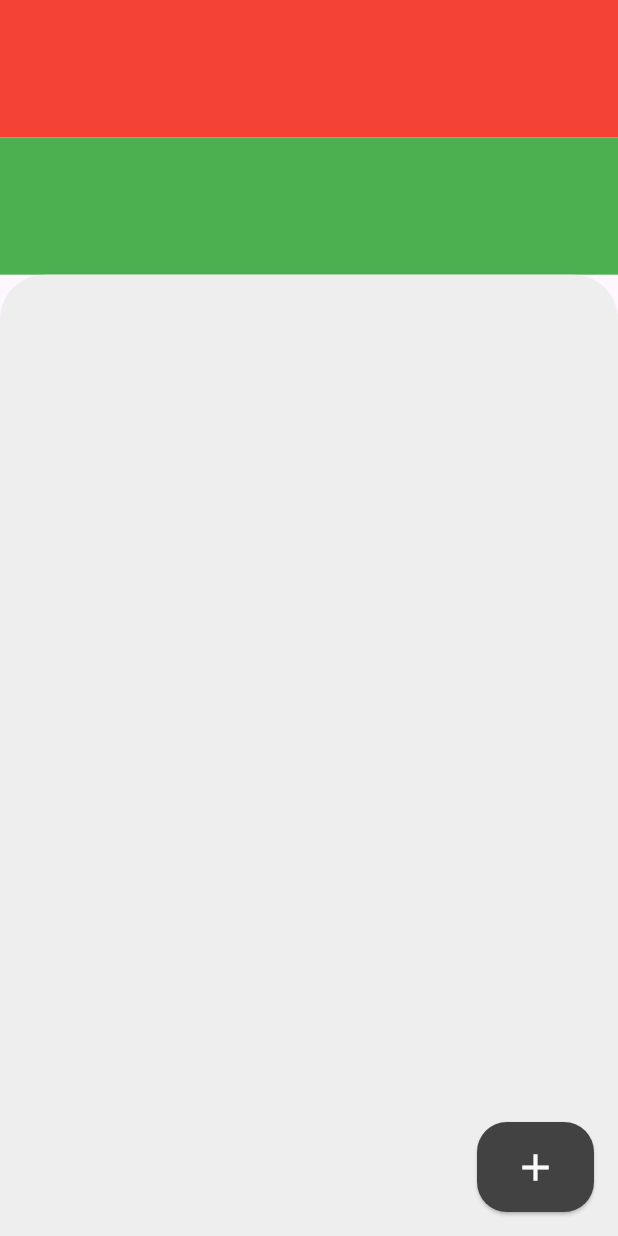
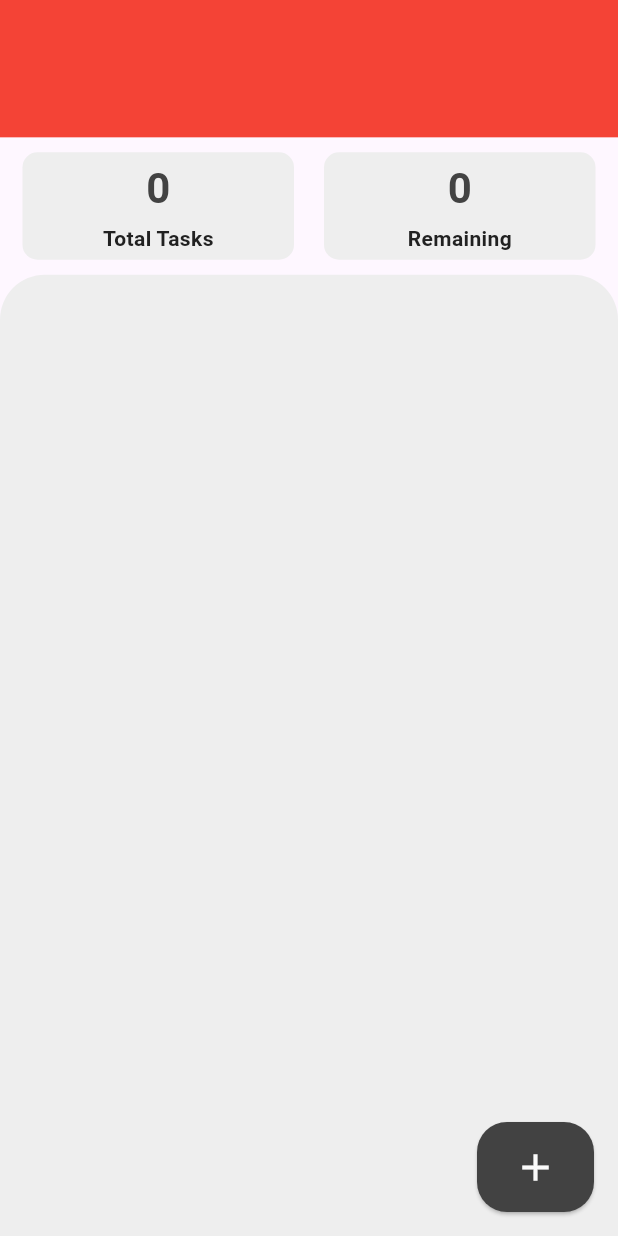
Before and after one commit to cidciencias/ToDo-List, a Flutter app: the screen it shows after launch, on a phone screen of 412 x 824 dp. Run offline on Flutter 3.47's test engine with Material 3 defaults, Android fonts, the phone set to English and light mode, and no system bars.

Commit message:
V1.6
- Create a responsive task info view that shows information about the user entered tasks.

```diff
--- a/todo_list/lib/view_models/app_view_model.dart
+++ b/todo_list/lib/view_models/app_view_model.dart
@@ -1,3 +1,5 @@
+import 'dart:math';
+
 import 'package:flutter/material.dart';
 import '../models/user_model.dart';
 import '../models/task_model.dart';
@@ -12,6 +14,8 @@ class AppViewModel extends ChangeNotifier{
   Color colorlvl4 = Colors.grey.shade900;
 
   int get numTasks => tasks.length;
+
+  int get numTasksRemaining => tasks.where((task) => !task.complete).length;
 
   void addTask(Task newTask){
     tasks.add(newTask);
--- /dev/null
+++ b/todo_list/lib/views/task_info_view.dart
@@ -0,0 +1,99 @@
+import 'package:flutter/material.dart';
+import 'package:provider/provider.dart';
+import 'package:todo_list/view_models/app_view_model.dart';
+
+class TaskInfoView extends StatelessWidget {
+  const TaskInfoView({super.key});
+
+  @override
+  Widget build(BuildContext context) {
+    return Consumer<AppViewModel>(builder: (context, viewModel, child){
+      return Container(
+        margin: EdgeInsets.fromLTRB(15, 10, 15, 10),
+        child: Row(
+          children: [
+            // Total tasks
+            Expanded(
+              flex: 1,
+              child: Container(
+                decoration: BoxDecoration(
+                  color: viewModel.colorlvl2,
+                  borderRadius: BorderRadius.circular(10)
+                ),
+                child: Column(
+                  children: [
+                    Expanded(
+                      flex: 2,
+                      child: Align(
+                        alignment: Alignment.center,
+                        child: FittedBox(
+                          child: Text("${viewModel.numTasks}", style: TextStyle(
+                            fontSize: 28,
+                            color: viewModel.colorlvl3,
+                            fontWeight: FontWeight.bold),),
+                        ),
+                      ),
+                    ),
+                    Expanded(
+                      flex: 1,
+                      child: Align(
+                        alignment: Alignment.topCenter,
+                        child: FittedBox(
+                          child: Text("Total Tasks", style: TextStyle(
+                            color: viewModel.colorlvl4,
+                            fontWeight: FontWeight.w600
+                          ),),
+                        ),
+                      ),
+                    )
+                  ],
+                ),
+              ),
+            ),
+            SizedBox(width: 20,),
+            // Remaining Tasks
+            Expanded(
+              flex: 1,
+              child: Container(
+                decoration: BoxDecoration(
+                  color: viewModel.colorlvl2,
+                  borderRadius: BorderRadius.circular(10)
+                ),
+                child: Column(
+                  children: [
+                    Expanded(
+                      flex: 2,
+                      child: Align(
+                        alignment: Alignment.center,
+                        child: FittedBox(
+                          child: Text("${viewModel.numTasksRemaining}", style: TextStyle(
+                            fontSize: 28,
+                            color: viewModel.colorlvl3,
+                            fontWeight: FontWeight.bold),),
+                        ),
+                      ),
+                    ),
+                    Expanded(
+                      flex: 1,
+                      child: Align(
+                        alignment: Alignment.topCenter,
+                        child: FittedBox(
+                          child: Text("Remaining", style: TextStyle(
+                            color: viewModel.colorlvl4,
+                            fontWeight: FontWeight.w600
+                          ),),
+                        ),
+                      ),
+                    )
+                  ],
+                ),
+              ),
+            ),
+
+
+          ],
+        ),
+      );
+    });
+  }
+}
--- a/todo_list/lib/views/task_page.dart
+++ b/todo_list/lib/views/task_page.dart
@@ -1,5 +1,6 @@
 import 'package:flutter/material.dart';
 import 'package:todo_list/views/add_task_view.dart';
+import 'package:todo_list/views/task_info_view.dart';
 import 'package:todo_list/views/task_list_view.dart';
 
 class TaskPage extends StatelessWidget {
@@ -16,7 +17,7 @@ class TaskPage extends StatelessWidget {
             Expanded(flex: 1, child: Container(color: Colors.red)),
 
             // Task Info View
-            Expanded(flex: 1, child: Container(color: Colors.green)),
+            Expanded(flex: 1, child: TaskInfoView()),
 
             // Task List View
             Expanded(flex: 7, child: TaskListView()),
```
